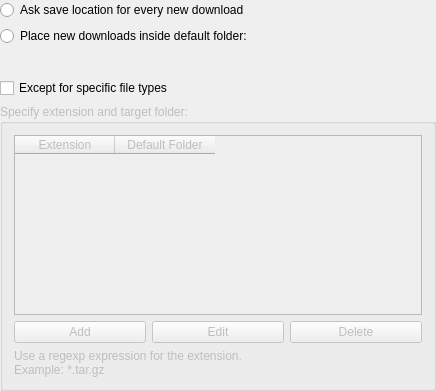
Before: the Qt Designer form conf/dlgdirectories.ui in KDE/kget, drawn with Qt 5.
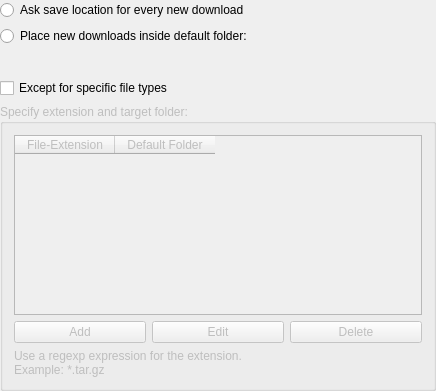
After: the same form once the commit is applied. Custom widgets are drawn as their Qt base class.

```diff
--- a/conf/dlgdirectories.ui
+++ b/conf/dlgdirectories.ui
@@ -101,7 +101,7 @@
         </property>
         <column>
          <property name="text" >
-          <string>Extension</string>
+          <string>File-Extension</string>
          </property>
         </column>
         <column>
```
